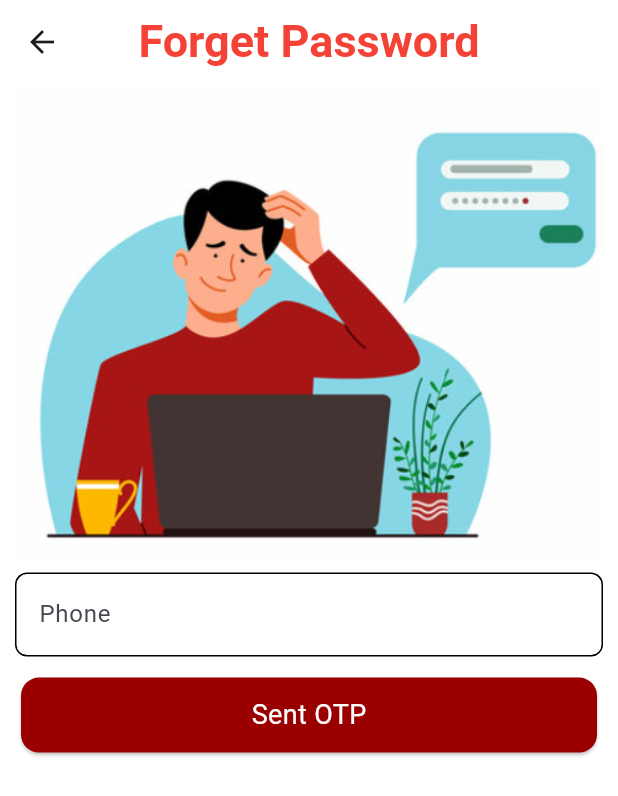
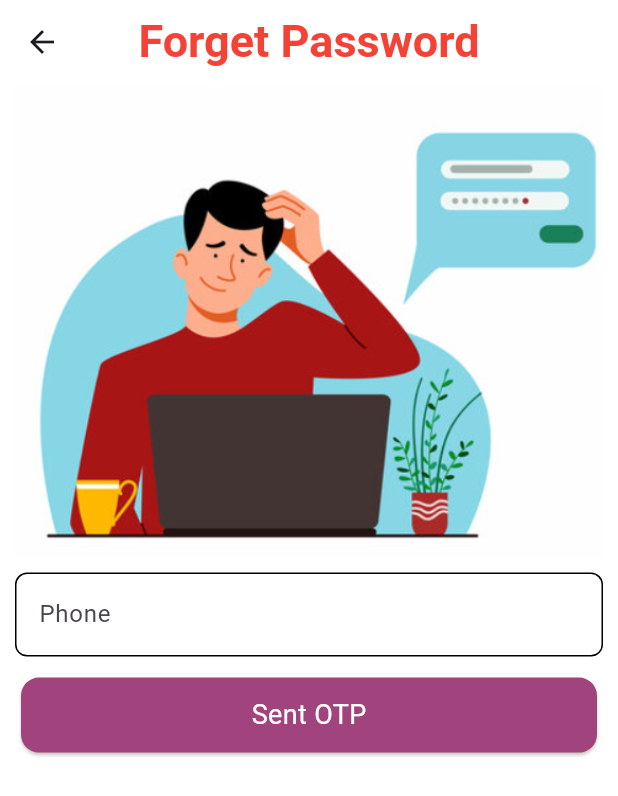
Before and after one commit to Shovon0017/Homemade-Haven, a Flutter app: the ForgetPassword screen opened directly, on a phone screen of 412 x 824 dp. Shown: the top 796 px of the screen. Run offline on Flutter 3.47's test engine with Material 3 defaults, Android fonts, the phone set to English and light mode, and no system bars; our stand-ins replace animated_notch_bottom_bar, carousel_slider, flutter_secure_storage, get; accounts and stored records are empty.

Commit message:
Homemade Haven extra

```diff
--- a/lib/view/common_widget/common_button.dart
+++ b/lib/view/common_widget/common_button.dart
@@ -22,7 +22,7 @@ class CommonButton extends StatelessWidget {
     return InkWell(
       onTap: onTap,
       child: Card(
-        color: buttonColor ??const Color(0xff9a0000),
+        color: buttonColor ??Color(0xffa1447d),
         child: SizedBox(
           height: buttonHeight ?? 50,
           width: buttonWidth ?? MediaQuery.sizeOf(context).width,
```
